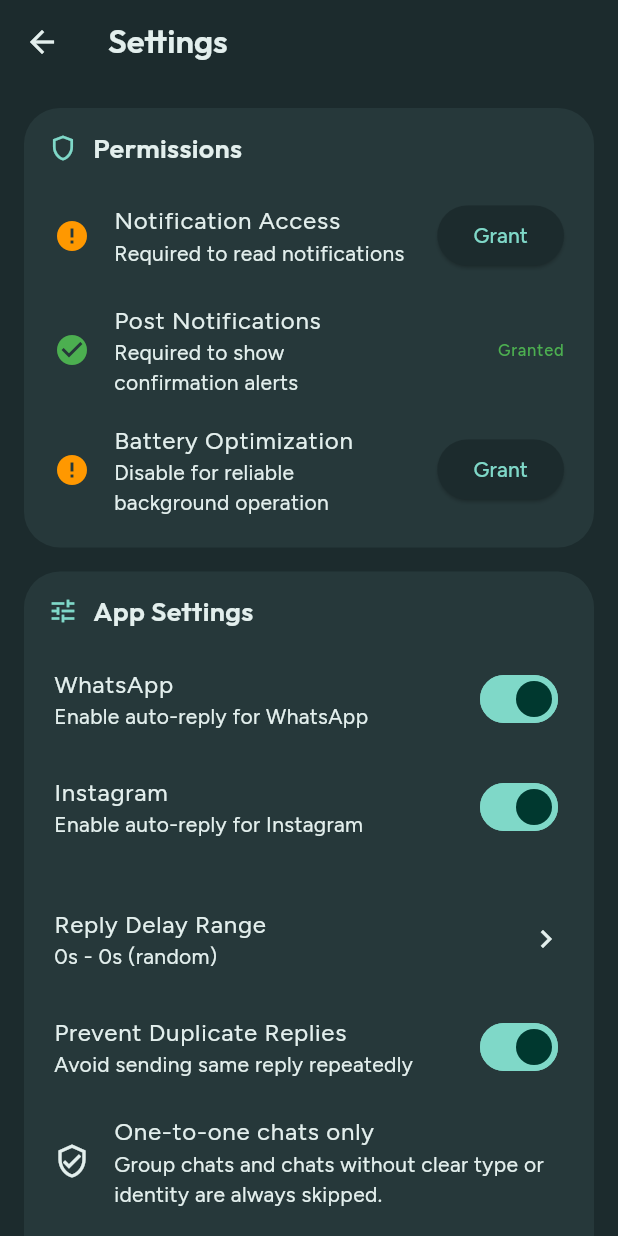
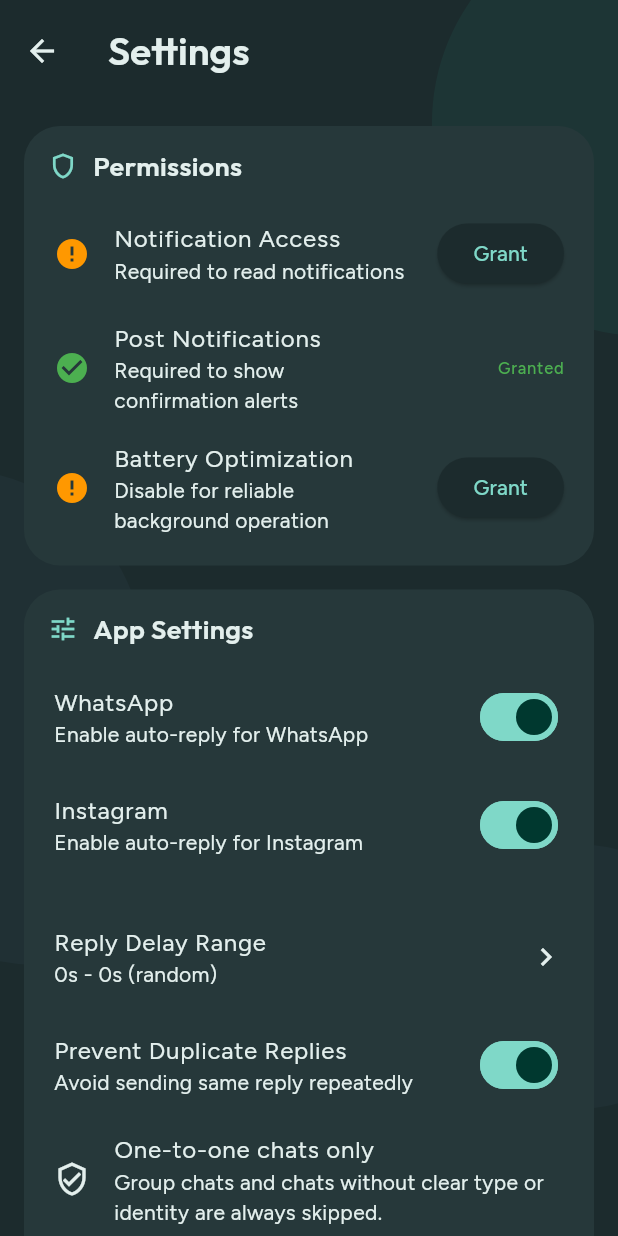
Before and after one commit to frances09f-lgtm/replier, a Flutter app: the MainShell screen opened directly, after a tap on the "dark mode" icon, after a tap on the "settings" icon, on a phone screen of 412 x 824 dp. Run offline on Flutter 3.47's test engine with Material 3 defaults, Android fonts, the phone set to English and light mode, and no system bars; our stand-ins replace flutter_riverpod, get_it, hive, hive_flutter, injectable, permission_handler and 1 more; accounts and stored records are empty.

Commit message:
Restyle Settings canvas in the approved Orion direction

```diff
--- a/lib/screens/main_shell.dart
+++ b/lib/screens/main_shell.dart
@@ -8,7 +8,7 @@ import 'rules_screen.dart';
 import 'chat_screen.dart';
 import 'logs_screen.dart';
 import 'notes_screen.dart';
-import 'settings_screen.dart';
+import 'orion_settings_screen.dart';
 
 /// App shell recreating the approved draft layout: pill header bar on top,
 /// five tabs, floating pill dock at the bottom.
@@ -46,7 +46,8 @@ class _MainShellState extends ConsumerState<MainShell> {
                 Navigator.push(
                   context,
                   MaterialPageRoute(
-                      builder: (context) => const SettingsScreen()),
+                    builder: (context) => const OrionSettingsScreen(),
+                  ),
                 );
               },
             ),
--- /dev/null
+++ b/lib/screens/orion_settings_screen.dart
@@ -0,0 +1,74 @@
+import 'package:flutter/material.dart';
+
+import '../theme/draft_theme.dart';
+import 'settings_screen.dart';
+
+/// Gives the existing Settings screen an Orion-inspired canvas and app bar.
+/// All setting state, controls, and actions remain in SettingsScreen.
+class OrionSettingsScreen extends StatelessWidget {
+  const OrionSettingsScreen({super.key});
+
+  @override
+  Widget build(BuildContext context) {
+    final colors = DraftColors.of(context);
+    final baseTheme = Theme.of(context);
+    final settingsTheme = baseTheme.copyWith(
+      scaffoldBackgroundColor: Colors.transparent,
+      appBarTheme: baseTheme.appBarTheme.copyWith(
+        backgroundColor: Colors.transparent,
+        surfaceTintColor: Colors.transparent,
+        elevation: 0,
+        scrolledUnderElevation: 0,
+        toolbarHeight: 68,
+        titleTextStyle: DraftText.display(26, colors.tx),
+      ),
+    );
+
+    return Theme(
+      data: settingsTheme,
+      child: Stack(
+        fit: StackFit.expand,
+        children: [
+          Positioned.fill(
+            child: IgnorePointer(
+              child: CustomPaint(
+                painter: _OrionSettingsBackdrop(colors),
+              ),
+            ),
+          ),
+          const SettingsScreen(),
+        ],
+      ),
+    );
+  }
+}
+
+class _OrionSettingsBackdrop extends CustomPainter {
+  const _OrionSettingsBackdrop(this.colors);
+
+  final DraftColors colors;
+
+  @override
+  void paint(Canvas canvas, Size size) {
+    canvas.drawColor(colors.bg, BlendMode.src);
+
+    final mint = Paint()..color = colors.pc.withValues(alpha: 0.22);
+    final blue = Paint()..color = colors.tc.withValues(alpha: 0.16);
+
+    canvas.drawCircle(Offset(size.width + 18, 82), 142, mint);
+    canvas.drawRRect(
+      RRect.fromRectAndCorners(
+        Rect.fromLTWH(-96, size.height * 0.38, 192, 330),
+        topRight: const Radius.circular(132),
+        bottomRight: const Radius.circular(76),
+        bottomLeft: const Radius.circular(124),
+      ),
+      blue,
+    );
+    canvas.drawCircle(Offset(size.width * 0.94, size.height * 0.79), 88, blue);
+  }
+
+  @override
+  bool shouldRepaint(covariant _OrionSettingsBackdrop oldDelegate) =>
+      oldDelegate.colors != colors;
+}
```
Also changed, not shown: 1 other file.
